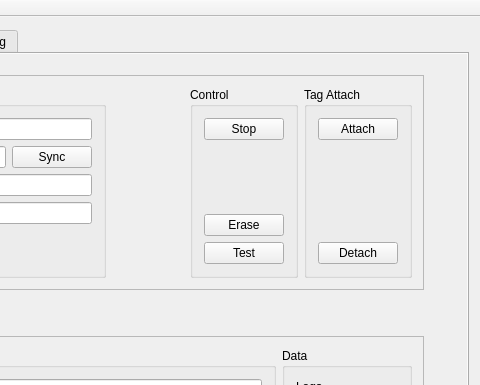
This is software/host/qtmon/mainwindow.ui in tag-designs/software as Qt 5 draws it before an edit; both pictures show x 238 to 718 and y 0 to 385 of the 718 by 826 pixel window. The edited form follows.
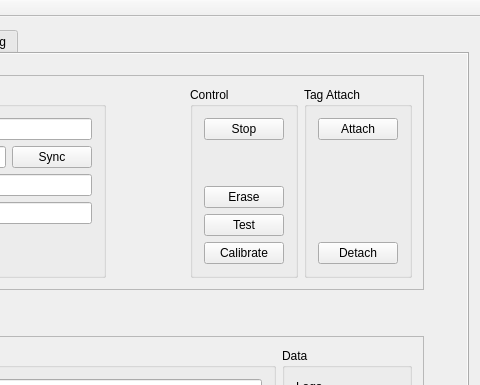
This is the edited form. Custom widgets are drawn as their Qt base class.

What changed in the file:
```diff
--- a/software/host/qtmon/mainwindow.ui
+++ b/software/host/qtmon/mainwindow.ui
@@ -280,6 +280,16 @@
                    </property>
                   </widget>
                  </item>
+                 <item>
+                  <widget class="QPushButton" name="calibrateButton">
+                   <property name="toolTip">
+                    <string extracomment="Enter state for reading sensors"/>
+                   </property>
+                   <property name="text">
+                    <string>Calibrate</string>
+                   </property>
+                  </widget>
+                 </item>
                 </layout>
                </widget>
               </item>
```
Left out of the diff: 2 changed lines with no effect on the pictures.
